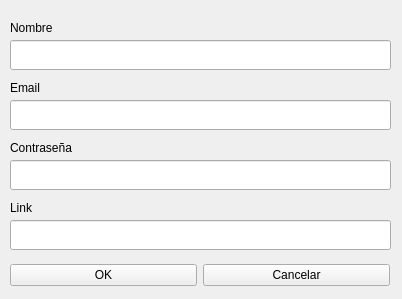
First picture: the form in qt_designer/add_data.ui, repository Eptor/Lockdown, before the edit.
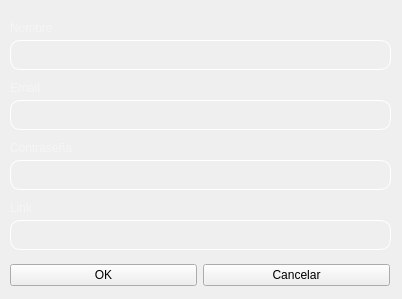
Second picture: the form after the edit. Icons and pictures are not drawn.

Commit message: Estilo añadido

```diff
--- a/qt_designer/add_data.ui
+++ b/qt_designer/add_data.ui
@@ -55,6 +55,14 @@
      <height>30</height>
     </rect>
    </property>
+   <property name="styleSheet">
+    <string notr="true">background-color: transparent;
+border: 1px solid white;
+border-radius: 10px;color:whitesmoke;</string>
+   </property>
+   <property name="alignment">
+    <set>Qt::AlignCenter</set>
+   </property>
   </widget>
   <widget class="QLineEdit" name="email">
    <property name="geometry">
@@ -65,6 +73,14 @@
      <height>30</height>
     </rect>
    </property>
+   <property name="styleSheet">
+    <string notr="true">background-color: transparent;
+border: 1px solid white;
+border-radius: 10px;color:whitesmoke;</string>
+   </property>
+   <property name="alignment">
+    <set>Qt::AlignCenter</set>
+   </property>
   </widget>
   <widget class="QLineEdit" name="password">
    <property name="geometry">
@@ -75,6 +91,14 @@
      <height>30</height>
     </rect>
    </property>
+   <property name="styleSheet">
+    <string notr="true">background-color: transparent;
+border: 1px solid white;
+border-radius: 10px;color:whitesmoke;</string>
+   </property>
+   <property name="alignment">
+    <set>Qt::AlignCenter</set>
+   </property>
   </widget>
   <widget class="QLineEdit" name="link">
    <property name="geometry">
@@ -85,6 +109,14 @@
      <height>30</height>
     </rect>
    </property>
+   <property name="styleSheet">
+    <string notr="true">background-color: transparent;
+border: 1px solid white;
+border-radius: 10px;color:whitesmoke;</string>
+   </property>
+   <property name="alignment">
+    <set>Qt::AlignCenter</set>
+   </property>
   </widget>
   <widget class="QLabel" name="label">
    <property name="geometry">
@@ -95,6 +127,9 @@
      <height>16</height>
     </rect>
    </property>
+   <property name="styleSheet">
+    <string notr="true">color: whitesmoke;</string>
+   </property>
    <property name="text">
     <string>Nombre</string>
    </property>
@@ -108,6 +143,9 @@
      <height>16</height>
     </rect>
    </property>
+   <property name="styleSheet">
+    <string notr="true">color: whitesmoke;</string>
+   </property>
    <property name="text">
     <string>Email</string>
    </property>
@@ -121,6 +159,9 @@
      <height>16</height>
     </rect>
    </property>
+   <property name="styleSheet">
+    <string notr="true">color: whitesmoke;</string>
+   </property>
    <property name="text">
     <string>Contraseña</string>
    </property>
@@ -134,10 +175,39 @@
      <height>16</height>
     </rect>
    </property>
+   <property name="styleSheet">
+    <string notr="true">color: whitesmoke;</string>
+   </property>
    <property name="text">
     <string>Link</string>
    </property>
   </widget>
+  <widget class="QLabel" name="label_5">
+   <property name="geometry">
+    <rect>
+     <x>0</x>
+     <y>0</y>
+     <width>401</width>
+     <height>301</height>
+    </rect>
+   </property>
+   <property name="styleSheet">
+    <string notr="true">background-image: url(:/background/img/blurred_background.jpg);</string>
+   </property>
+   <property name="text">
+    <string/>
+   </property>
+  </widget>
+  <zorder>label_5</zorder>
+  <zorder>horizontalLayoutWidget</zorder>
+  <zorder>nombre</zorder>
+  <zorder>email</zorder>
+  <zorder>password</zorder>
+  <zorder>link</zorder>
+  <zorder>label</zorder>
+  <zorder>label_2</zorder>
+  <zorder>label_3</zorder>
+  <zorder>label_4</zorder>
  </widget>
  <resources>
   <include location="../recursos.qrc"/>
```
The commit also changes 1 other file.
